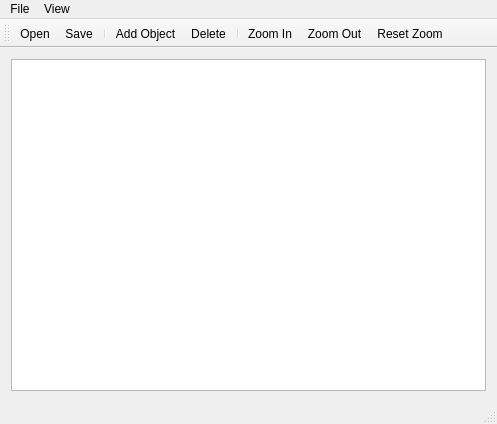
btabibian/Bayesian-Labeler, file mainwindow.ui: the form before one commit.
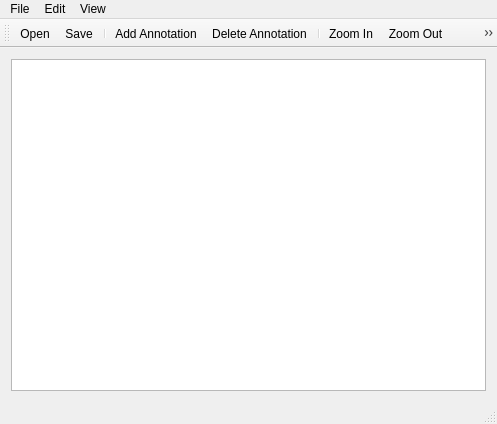
The form after the commit. Icons and pictures are not drawn.

Commit message: Added images to the Zoom buttons and created a Edit menu

```diff
--- a/mainwindow.ui
+++ b/mainwindow.ui
@@ -53,7 +53,15 @@
     <addaction name="separator"/>
     <addaction name="actionZoomReset"/>
    </widget>
+   <widget class="QMenu" name="menuEdit">
+    <property name="title">
+     <string>Edit</string>
+    </property>
+    <addaction name="action_Add_Object"/>
+    <addaction name="actionDelete"/>
+   </widget>
    <addaction name="menuFile"/>
+   <addaction name="menuEdit"/>
    <addaction name="menuView"/>
   </widget>
   <widget class="QToolBar" name="mainToolBar">
@@ -104,7 +112,7 @@
      <normaloff>:/add.png</normaloff>:/add.png</iconset>
    </property>
    <property name="text">
-    <string>&amp;Add Object</string>
+    <string>&amp;Add Annotation</string>
    </property>
    <property name="shortcut">
     <string>Ctrl+A</string>
@@ -128,7 +136,7 @@
      <normaloff>:/delete</normaloff>:/delete</iconset>
    </property>
    <property name="text">
-    <string>&amp;Delete</string>
+    <string>&amp;Delete Annotation</string>
    </property>
    <property name="toolTip">
     <string>Delete an Object</string>
```
Left out of the diff: 17 changed lines with no effect on the pictures. The commit also changes 4 other files.
